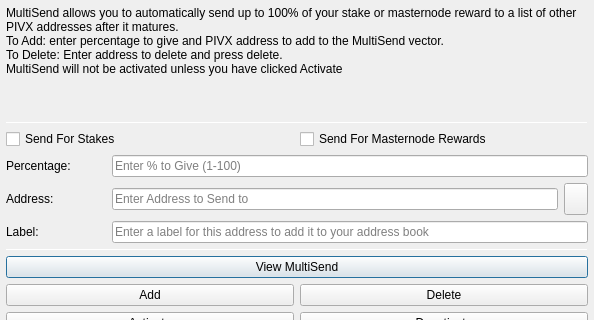
This is src/qt/forms/multisenddialog.ui in r0otChiXor/axiom as Qt 5 draws it before an edit; both pictures show x 0 to 594 and y 0 to 320 of the 594 by 526 pixel window. The edited form follows.
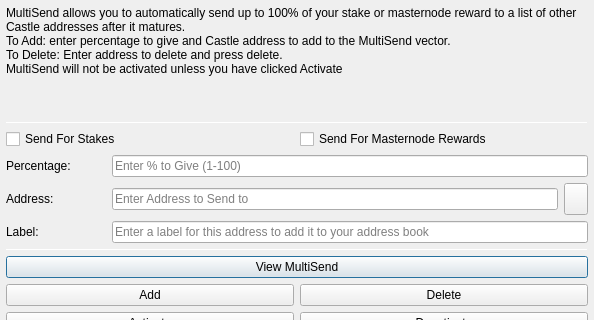
This is the edited form. Icons and pictures are not drawn.

```diff
--- a/src/qt/forms/multisenddialog.ui
+++ b/src/qt/forms/multisenddialog.ui
@@ -37,8 +37,8 @@
         <number>1</number>
        </property>
        <property name="text">
-        <string>MultiSend allows you to automatically send up to 100% of your stake or masternode reward to a list of other PIVX addresses after it matures.
-To Add: enter percentage to give and PIVX address to add to the MultiSend vector.
+        <string>MultiSend allows you to automatically send up to 100% of your stake or masternode reward to a list of other Castle addresses after it matures.
+To Add: enter percentage to give and Castle address to add to the MultiSend vector.
 To Delete: Enter address to delete and press delete.
 MultiSend will not be activated unless you have clicked Activate</string>
        </property>
```
